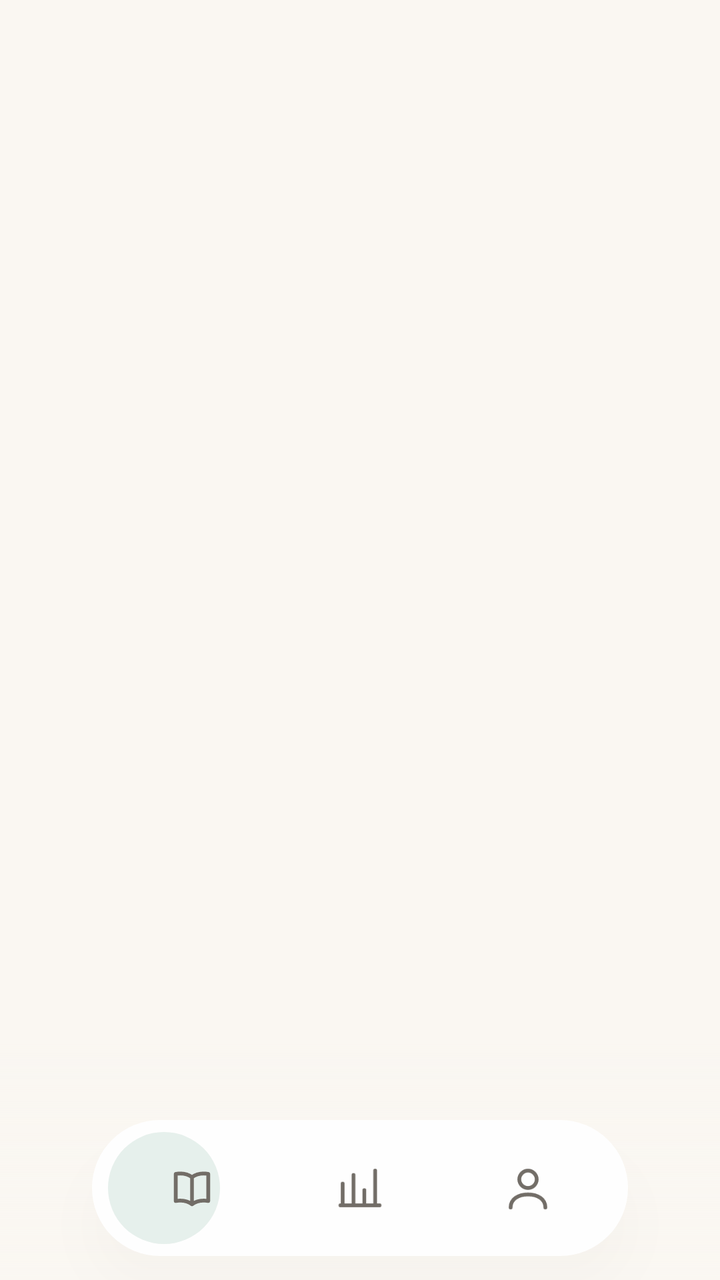
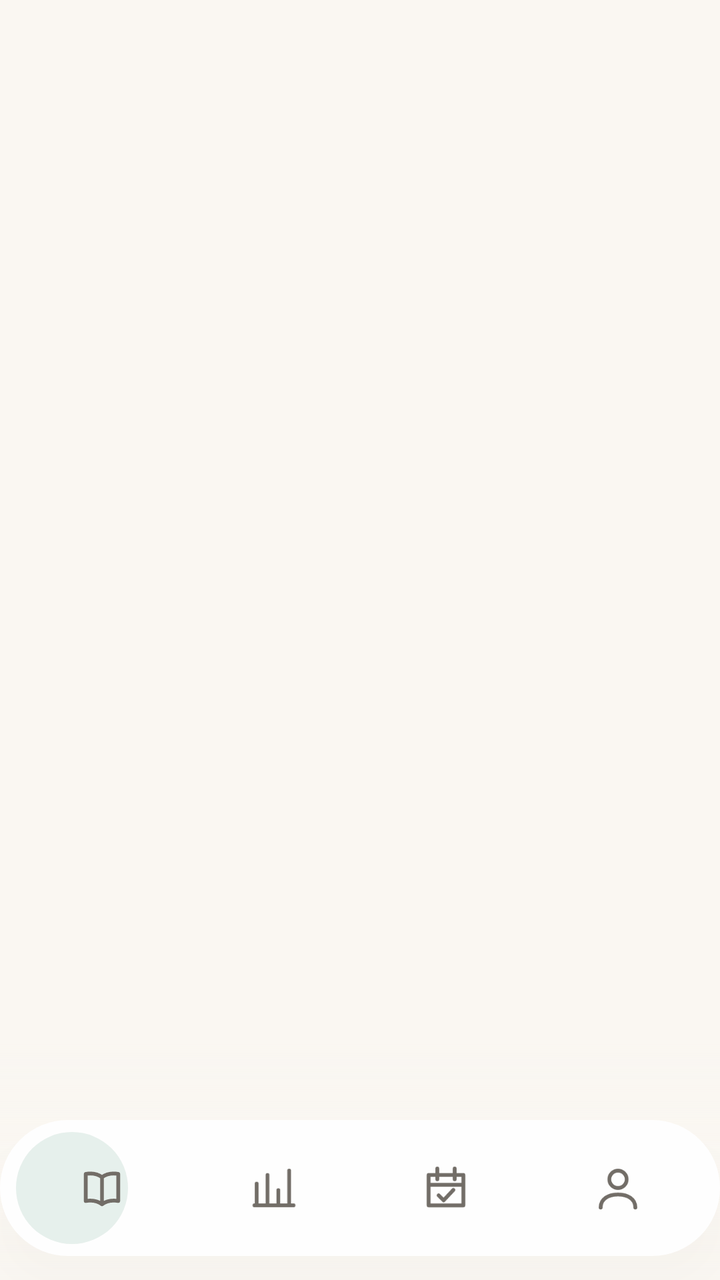

The first picture is an Android layout as it rendered before a commit; the second is the same layout after the commit. The layout source and the unified diff follow.
<!-- AndroidManifest.xml: activity theme Theme.Bookshelf.Splash -->
<!-- res/layout/activity_main.xml -->
<?xml version="1.0" encoding="utf-8"?>
<FrameLayout xmlns:android="http://schemas.android.com/apk/res/android"
    xmlns:app="http://schemas.android.com/apk/res-auto"
    android:layout_width="match_parent"
    android:layout_height="match_parent">

    <FrameLayout
        android:id="@+id/container"
        android:layout_width="match_parent"
        android:layout_height="match_parent" />

    
    <View
        android:id="@+id/nav_scrim"
        android:layout_width="match_parent"
        android:layout_height="@dimen/dock_scrim_h"
        android:layout_gravity="bottom"
        android:background="@drawable/bg_dock_scrim" />

    
    <LinearLayout
        android:id="@+id/bottom_nav"
        android:layout_width="match_parent"
        android:layout_height="wrap_content"
        android:layout_gravity="bottom"
        android:background="@android:color/transparent"
        android:gravity="center_horizontal"
        android:orientation="horizontal">

        <FrameLayout
            android:id="@+id/nav_dock"
            android:layout_width="wrap_content"
            android:layout_height="@dimen/dock_h"
            android:layout_marginBottom="@dimen/dock_margin_bottom"
            android:alpha="0.95"
            android:background="@drawable/bg_dock"
            android:elevation="@dimen/dock_elevation"
            android:outlineAmbientShadowColor="#143A3228"
            android:outlineSpotShadowColor="#243A3228"
            android:paddingLeft="@dimen/dock_padding_h"
            android:paddingRight="@dimen/dock_padding_h">

            
            <View
                android:id="@+id/nav_indicator"
                android:layout_width="@dimen/nav_indicator_size"
                android:layout_height="@dimen/nav_indicator_size"
                android:layout_gravity="start|center_vertical"
                android:background="@drawable/bg_nav_indicator" />

            <LinearLayout
                android:layout_width="wrap_content"
                android:layout_height="match_parent"
                android:orientation="horizontal">

                <FrameLayout
                    android:id="@+id/tab_shelf"
                    android:layout_width="@dimen/dock_item_w"
                    android:layout_height="match_parent"
                    android:clickable="true"
                    android:focusable="true"
                    android:foreground="@drawable/ripple_circle"
                    android:tooltipText="书架">

                    <FrameLayout
                        android:layout_width="@dimen/nav_touch_size"
                        android:layout_height="@dimen/nav_touch_size"
                        android:layout_gravity="center">

                        <ImageView
                            android:id="@+id/iv_tab_shelf"
                            android:layout_width="@dimen/nav_icon_size"
                            android:layout_height="@dimen/nav_icon_size"
                            android:layout_gravity="center"
                            android:contentDescription="书架"
                            android:src="@drawable/ic_book_line"
                            app:tint="@color/nav_icon_tint" />
                    </FrameLayout>
                </FrameLayout>

                <FrameLayout
                    android:id="@+id/tab_stats"
                    android:layout_width="@dimen/dock_item_w"
                    android:layout_height="match_parent"
                    android:clickable="true"
                    android:focusable="true"
                    android:foreground="@drawable/ripple_circle"
                    android:tooltipText="统计">

                    <FrameLayout
                        android:layout_width="@dimen/nav_touch_size"
                        android:layout_height="@dimen/nav_touch_size"
                        android:layout_gravity="center">

                        <ImageView
                            android:id="@+id/iv_tab_stats"
                            android:layout_width="@dimen/nav_icon_size"
                            android:layout_height="@dimen/nav_icon_size"
                            android:layout_gravity="center"
                            android:contentDescription="统计"
                            android:src="@drawable/ic_chart_line"
                            app:tint="@color/nav_icon_tint" />

                        <TextView
                            android:id="@+id/tv_badge_stats"
                            style="@style/BottomNavBadge"
                            android:layout_gravity="top|end"
                            android:layout_marginTop="-2dp"
                            android:layout_marginEnd="-2dp"
                            android:visibility="gone" />
                    </FrameLayout>
                </FrameLayout>

                <FrameLayout
                    android:id="@+id/tab_mine"
                    android:layout_width="@dimen/dock_item_w"
                    android:layout_height="match_parent"
                    android:clickable="true"
                    android:focusable="true"
                    android:foreground="@drawable/ripple_circle"
                    android:tooltipText="我的">

                    <FrameLayout
                        android:layout_width="@dimen/nav_touch_size"
                        android:layout_height="@dimen/nav_touch_size"
                        android:layout_gravity="center">

                        <ImageView
                            android:id="@+id/iv_tab_mine"
                            android:layout_width="@dimen/nav_icon_size"
                            android:layout_height="@dimen/nav_icon_size"
                            android:layout_gravity="center"
                            android:contentDescription="我的"
                            android:src="@drawable/ic_person_line"
                            app:tint="@color/nav_icon_tint" />
                    </FrameLayout>
                </FrameLayout>
            </LinearLayout>
        </FrameLayout>
    </LinearLayout>
</FrameLayout>
<!-- resources referenced by this layout -->
<resources>
  <dimen name="dock_elevation">14dp</dimen>
  <dimen name="dock_h">68dp</dimen>
  <dimen name="dock_item_w">84dp</dimen>
  <dimen name="dock_margin_bottom">12dp</dimen>
  <dimen name="dock_padding_h">8dp</dimen>
  <dimen name="dock_scrim_h">120dp</dimen>
  <dimen name="nav_icon_size">26dp</dimen>
  <dimen name="nav_indicator_size">56dp</dimen>
  <dimen name="nav_touch_size">56dp</dimen>
  <!-- drawable bg_dock (drawable) -->
  <?xml version="1.0" encoding="utf-8"?>
  <shape xmlns:android="http://schemas.android.com/apk/res/android" android:shape="rectangle">
      <solid android:color="?attr/dock_bg" />
      <corners android:radius="@dimen/dock_radius" />
  </shape>
  <!-- drawable bg_nav_indicator (drawable) -->
  <?xml version="1.0" encoding="utf-8"?>
  <shape xmlns:android="http://schemas.android.com/apk/res/android" android:shape="oval">
      <solid android:color="?attr/primary_container" />
  </shape>
  <dimen name="dock_radius">34dp</dimen>
  <color name="bg_page">#FAF7F2</color>
  <color name="primary">#2E6E5C</color>
  <color name="primary_dark">#1F4D40</color>
  <color name="accent">#C08A3E</color>
  <color name="chip_bg">#E8F0ED</color>
  <color name="green_container">#E6F0EC</color>
  <color name="green_on_container">#1C4A3E</color>
  <color name="green_page">#FAF7F2</color>
  <color name="green_surface">#FFFDF9</color>
  <color name="green_surface_dim">#F3EEE6</color>
  <color name="green_outline">#E6E0D5</color>
  <color name="green_outline_strong">#D8D0C2</color>
  <color name="surface">#FFFDF9</color>
  <color name="surface_dim">#F4F0E9</color>
  <color name="outline">#E6E0D5</color>
  <color name="outline_strong">#CFC5B4</color>
  <color name="text_main">#2B2B2B</color>
  <color name="text_sub">#6B6660</color>
  <color name="accent_text">#8A5A1A</color>
  <color name="dock_surface">#FFFFFF</color>
  <style name="Widget.Bookshelf.ChipGroup" parent="Widget.Material3.ChipGroup">
          <item name="chipSpacingHorizontal">8dp</item>
          <item name="chipSpacingVertical">4dp</item>
          <item name="singleLine">false</item>
      </style>
  <style name="ThemeOverlay.Bookshelf.BottomSheet" parent="ThemeOverlay.Material3.BottomSheetDialog">
          <item name="bottomSheetStyle">@style/Widget.Bookshelf.BottomSheet</item>
      </style>
  <style name="ShapeAppearance.Bookshelf.Medium" parent="ShapeAppearance.Material3.Corner.Medium">
          <item name="cornerSize">@dimen/radius_md</item>
      </style>
  <dimen name="text_body_small">13sp</dimen>
  <dimen name="radius_md">12dp</dimen>
  <dimen name="card_corner">16dp</dimen>
  <style name="ShapeAppearance.Bookshelf.Pill" parent="ShapeAppearance.Material3.Corner.Full">
          <item name="cornerSize">50%</item>
      </style>
  <style name="Widget.Bookshelf.Button.Dialog" parent="Widget.Material3.Button.TextButton.Dialog">
          <item name="android:textSize">@dimen/text_body_small</item>
          <item name="android:textAllCaps">false</item>
      </style>
  <style name="ShapeAppearance.Bookshelf.Dialog" parent="ShapeAppearance.Material3.Corner.Large">
          <item name="cornerSize">@dimen/radius_2xl</item>
      </style>
  <dimen name="text_title_toolbar">16sp</dimen>
  <dimen name="radius_2xl">24dp</dimen>
  <!-- unchanged entries left out for length: 20 -->
</resources>

<!-- the commit's change to res/layout/activity_main.xml (unified diff, before → after) -->
@@ -29,7 +29,7 @@
 
         <FrameLayout
             android:id="@+id/nav_dock"
-            android:layout_width="wrap_content"
+            android:layout_width="match_parent"
             android:layout_height="@dimen/dock_h"
             android:layout_marginBottom="@dimen/dock_margin_bottom"
             android:alpha="0.95"
@@ -48,15 +48,17 @@
                 android:layout_gravity="start|center_vertical"
                 android:background="@drawable/bg_nav_indicator" />
 
+            
             <LinearLayout
-                android:layout_width="wrap_content"
+                android:layout_width="match_parent"
                 android:layout_height="match_parent"
                 android:orientation="horizontal">
 
                 <FrameLayout
                     android:id="@+id/tab_shelf"
-                    android:layout_width="@dimen/dock_item_w"
+                    android:layout_width="0dp"
                     android:layout_height="match_parent"
+                    android:layout_weight="1"
                     android:clickable="true"
                     android:focusable="true"
                     android:foreground="@drawable/ripple_circle"
@@ -80,8 +82,9 @@
 
                 <FrameLayout
                     android:id="@+id/tab_stats"
-                    android:layout_width="@dimen/dock_item_w"
+                    android:layout_width="0dp"
                     android:layout_height="match_parent"
+                    android:layout_weight="1"
                     android:clickable="true"
                     android:focusable="true"
                     android:foreground="@drawable/ripple_circle"
@@ -111,10 +114,38 @@
                     </FrameLayout>
                 </FrameLayout>
 
+                
+                <FrameLayout
+                    android:id="@+id/tab_checkin"
+                    android:layout_width="0dp"
+                    android:layout_height="match_parent"
+                    android:layout_weight="1"
+                    android:clickable="true"
+                    android:focusable="true"
+                    android:foreground="@drawable/ripple_circle"
+                    android:tooltipText="打卡">
+
+                    <FrameLayout
+                        android:layout_width="@dimen/nav_touch_size"
+                        android:layout_height="@dimen/nav_touch_size"
+                        android:layout_gravity="center">
+
+                        <ImageView
+                            android:id="@+id/iv_tab_checkin"
+                            android:layout_width="@dimen/nav_icon_size"
+                            android:layout_height="@dimen/nav_icon_size"
+                            android:layout_gravity="center"
+                            android:contentDescription="打卡"
+                            android:src="@drawable/ic_checkin_line"
+                            app:tint="@color/nav_icon_tint" />
+                    </FrameLayout>
+                </FrameLayout>
+
                 <FrameLayout
                     android:id="@+id/tab_mine"
-                    android:layout_width="@dimen/dock_item_w"
+                    android:layout_width="0dp"
                     android:layout_height="match_parent"
+                    android:layout_weight="1"
                     android:clickable="true"
                     android:focusable="true"
                     android:foreground="@drawable/ripple_circle"
<!-- resource entries referenced after the edit -->
@@ -2,7 +2,6 @@
 <resources>
   <dimen name="dock_elevation">14dp</dimen>
   <dimen name="dock_h">68dp</dimen>
-  <dimen name="dock_item_w">84dp</dimen>
   <dimen name="dock_margin_bottom">12dp</dimen>
   <dimen name="dock_padding_h">8dp</dimen>
   <dimen name="dock_scrim_h">120dp</dimen>
@@ -20,6 +19,21 @@
   <shape xmlns:android="http://schemas.android.com/apk/res/android" android:shape="oval">
       <solid android:color="?attr/primary_container" />
   </shape>
+  <!-- drawable ic_checkin_line (drawable) -->
+  <?xml version="1.0" encoding="utf-8"?>
+  <vector xmlns:android="http://schemas.android.com/apk/res/android"
+      android:width="24dp"
+      android:height="24dp"
+      android:viewportWidth="24"
+      android:viewportHeight="24">
+      <path
+          android:fillColor="@android:color/transparent"
+          android:pathData="M4,6h16v14H4z M4,10.5h16 M8,3v5 M16,3v5 M8.6,15.4l2.3,2.3 4.5,-4.8"
+          android:strokeColor="#FF000000"
+          android:strokeLineCap="round"
+          android:strokeLineJoin="round"
+          android:strokeWidth="1.75" />
+  </vector>
   <dimen name="dock_radius">34dp</dimen>
   <color name="bg_page">#FAF7F2</color>
   <color name="primary">#2E6E5C</color>
